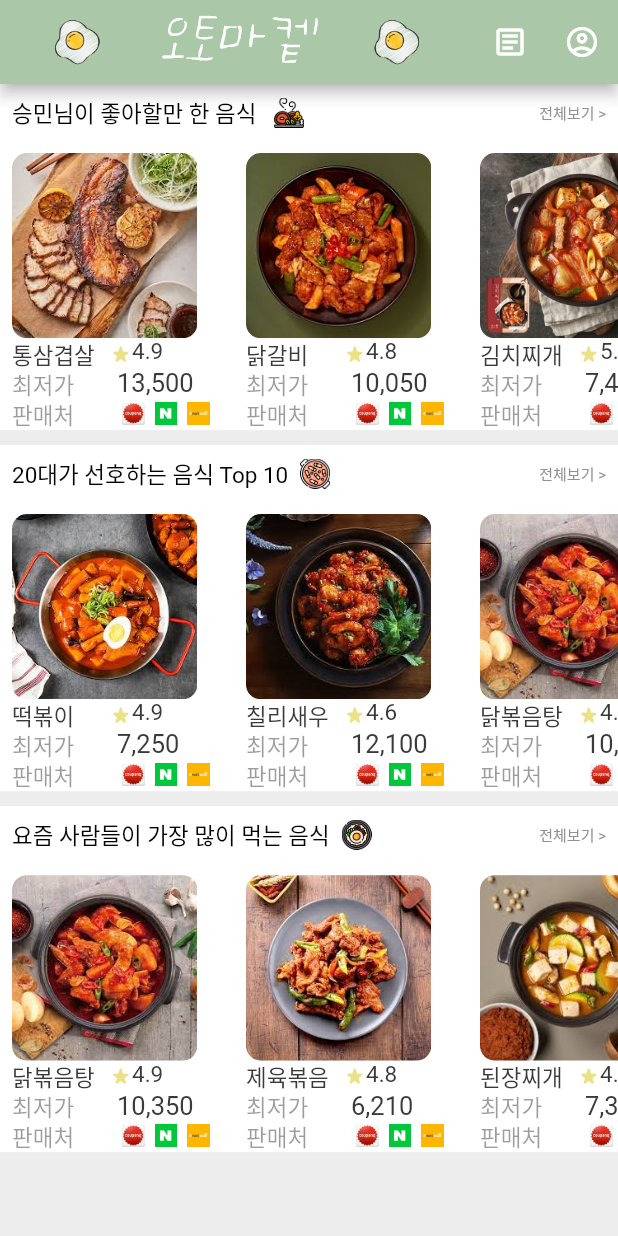
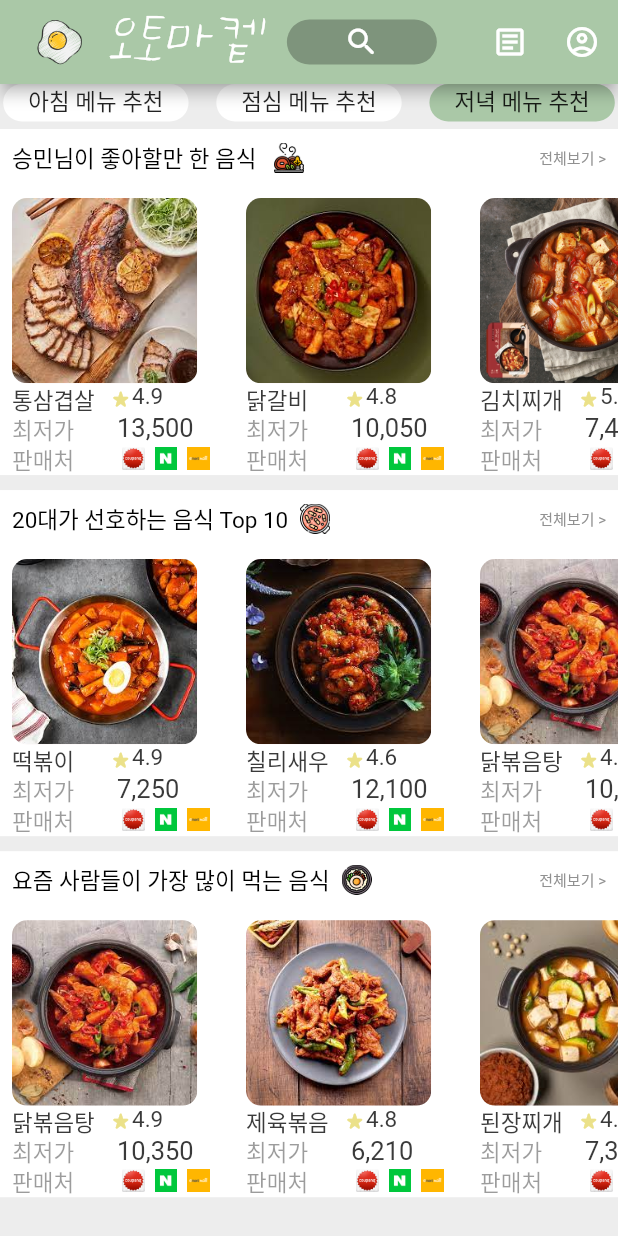
Before and after one commit to SoulTree-Lovers/AutoMarket, a Flutter app: the screen it shows after launch, scrolled down 56 dp, after a tap on the "article" icon, on a phone screen of 412 x 824 dp. Run offline on Flutter 3.47's test engine with Material 2 defaults, Android fonts, the phone set to English and light mode, and no system bars; Roboto replaces fonts that are missing (KCC).

Commit message:
아침, 점심, 저녁 메뉴 추천 버튼 추가

```diff
--- a/lib/screens/home_page.dart
+++ b/lib/screens/home_page.dart
@@ -1,5 +1,9 @@
+import 'dart:math';
+
+import 'package:automarket/screens/my_page.dart';
 import 'package:automarket/widgets/food_card.dart';
 import 'package:flutter/material.dart';
+import 'package:intl/intl.dart';
 
 class HomePage extends StatefulWidget {
   const HomePage({super.key});
@@ -9,8 +13,24 @@ class HomePage extends StatefulWidget {
 }
 
 class _HomePageState extends State<HomePage> {
+  int saveMoney = 100;
+
+  @override
+  void initState() {
+    super.initState();
+    saveMoney = (Random().nextInt(100) + 150) * 100;
+    refreshMoney();
+  }
+
+  Future<void> refreshMoney() async {
+    setState(() {
+      saveMoney = (Random().nextInt(100) + 150) * 100;
+    });
+  }
+
   @override
   Widget build(BuildContext context) {
+    var f = NumberFormat('###,###,###,###'); // 천 단위마다 콤마 넣기
     double screenHeight = MediaQuery.of(context).size.height;
     double screenWidth = MediaQuery.of(context).size.width;
 
@@ -22,12 +42,17 @@ class _HomePageState extends State<HomePage> {
           IconButton(
             icon: const Icon(Icons.article_outlined),
             tooltip: '주문내역',
-            onPressed: () => {},
+            onPressed: () {},
           ),
           IconButton(
             icon: const Icon(Icons.account_circle_outlined),
             tooltip: '내 정보',
-            onPressed: () => {},
+            onPressed: () {
+              Navigator.push(
+                context,
+                MaterialPageRoute(builder: (context) => const MyPage()),
+              );
+            }, // 수정
           ),
         ],
         title: SizedBox(
@@ -45,11 +70,22 @@ class _HomePageState extends State<HomePage> {
                   fontSize: 35,
                 ),
               ),
-              Image.asset(
-                "assets/images/계란후라이.png",
-                width: 30,
+              Container(
+                decoration: BoxDecoration(
+                  borderRadius: BorderRadius.circular(45),
+                  color: Colors.black26,
+                ),
+                width: 100,
                 height: 30,
+                child: const Icon(
+                  Icons.search_rounded,
                 ),
+              ),
+              // Image.asset(
+              //   "assets/images/돋보기.png",
+              //   width: 30,
+              //   height: 30,
+              // ),
             ],
           ),
         ),
@@ -69,7 +105,7 @@ class _HomePageState extends State<HomePage> {
                   height: screenHeight * 0.04,
                   decoration: BoxDecoration(
                     color: const Color.fromARGB(255, 255, 255, 255),
-                    borderRadius: BorderRadius.circular(10),
+                    borderRadius: BorderRadius.circular(45),
                   ),
                   child: Row(
                     mainAxisAlignment: MainAxisAlignment.spaceAround,
@@ -92,9 +128,9 @@ class _HomePageState extends State<HomePage> {
                               height: 20,
                               width: 20,
                             ),
-                            const Text(
-                              "25,360 원",
-                              style: TextStyle(
+                            Text(
+                              "${f.format(saveMoney)}원",
+                              style: const TextStyle(
                                 fontFamily: "KCC",
                                 fontSize: 25.0,
                                 color: Color.fromARGB(255, 58, 58, 58),
@@ -118,13 +154,67 @@ class _HomePageState extends State<HomePage> {
             ];
           },
 
-          body: SingleChildScrollView(
+          body: RefreshIndicator(
+            color: const Color(0xFFAAC8A7),
+            edgeOffset: 0,
+            displacement: 100,
+            onRefresh: refreshMoney,
+            child: SingleChildScrollView(
               child: Column(
                 children: [
-                // const Divider(
-                //   // color: Color(0xFFFCF6F5),
-                //   thickness: 2,
-                // ),
+                  Row(
+                    mainAxisAlignment: MainAxisAlignment.spaceAround,
+                    children: [
+                      Container(
+                        decoration: BoxDecoration(
+                          color: Colors.white,
+                          borderRadius: BorderRadius.circular(45),
+                        ),
+                        width: screenWidth * 0.3,
+                        height: 25,
+                        child: const Text(
+                          "아침 메뉴 추천",
+                          style: TextStyle(fontFamily: "KCC", fontSize: 15),
+                          textAlign: TextAlign.center,
+                        ),
+                      ),
+                      const SizedBox(
+                        width: 10,
+                      ),
+                      Container(
+                        decoration: BoxDecoration(
+                          color: Colors.white,
+                          borderRadius: BorderRadius.circular(45),
+                        ),
+                        width: screenWidth * 0.3,
+                        height: 25,
+                        child: const Text(
+                          "점심 메뉴 추천",
+                          style: TextStyle(fontFamily: "KCC", fontSize: 15),
+                          textAlign: TextAlign.center,
+                        ),
+                      ),
+                      const SizedBox(
+                        width: 10,
+                      ),
+                      Container(
+                        decoration: BoxDecoration(
+                          color: const Color(0xFFAAC8A7),
+                          borderRadius: BorderRadius.circular(45),
+                        ),
+                        width: screenWidth * 0.3,
+                        height: 25,
+                        child: const Text(
+                          "저녁 메뉴 추천",
+                          style: TextStyle(fontFamily: "KCC", fontSize: 15),
+                          textAlign: TextAlign.center,
+                        ),
+                      ),
+                    ],
+                  ),
+                  const SizedBox(
+                    height: 5,
+                  ),
                   Container(
                     height: screenHeight * 0.28,
                     width: screenWidth,
@@ -410,44 +500,45 @@ class _HomePageState extends State<HomePage> {
             ),
           ),
         ),
+      ),
     );
   }
 }
 
-class MyIndicatorShape extends ShapeBorder {
-  @override
-  EdgeInsetsGeometry get dimensions => EdgeInsets.zero;
+// class MyIndicatorShape extends ShapeBorder {
+//   @override
+//   EdgeInsetsGeometry get dimensions => EdgeInsets.zero;
 
-  @override
-  Path getInnerPath(Rect rect, {TextDirection? textDirection}) => Path();
+//   @override
+//   Path getInnerPath(Rect rect, {TextDirection? textDirection}) => Path();
 
-  @override
-  Path getOuterPath(Rect rect, {TextDirection? textDirection}) {
-    final path = Path();
-    const double radius = 20;
-    path.moveTo(rect.left + radius, rect.top);
-    path.lineTo(rect.right - radius, rect.top);
-    path.arcToPoint(
-      Offset(rect.right, rect.top + radius),
-      radius: const Radius.circular(radius),
-    );
-    path.lineTo(rect.right, rect.bottom);
-    path.lineTo(rect.left, rect.bottom);
-    path.lineTo(rect.left, rect.top + radius);
-    path.arcToPoint(
-      Offset(rect.left + radius, rect.top),
-      radius: const Radius.circular(radius),
-      clockwise: false,
-    );
-    path.close();
-    return path;
-  }
+//   @override
+//   Path getOuterPath(Rect rect, {TextDirection? textDirection}) {
+//     final path = Path();
+//     const double radius = 20;
+//     path.moveTo(rect.left + radius, rect.top);
+//     path.lineTo(rect.right - radius, rect.top);
+//     path.arcToPoint(
+//       Offset(rect.right, rect.top + radius),
+//       radius: const Radius.circular(radius),
+//     );
+//     path.lineTo(rect.right, rect.bottom);
+//     path.lineTo(rect.left, rect.bottom);
+//     path.lineTo(rect.left, rect.top + radius);
+//     path.arcToPoint(
+//       Offset(rect.left + radius, rect.top),
+//       radius: const Radius.circular(radius),
+//       clockwise: false,
+//     );
+//     path.close();
+//     return path;
+//   }
 
-  @override
-  void paint(Canvas canvas, Rect rect, {TextDirection? textDirection}) {}
+//   @override
+//   void paint(Canvas canvas, Rect rect, {TextDirection? textDirection}) {}
 
-  @override
-  ShapeBorder scale(double t) {
-    return this;
-  }
-}
+//   @override
+//   ShapeBorder scale(double t) {
+//     return this;
+//   }
+// }
--- a/pubspec.yaml
+++ b/pubspec.yaml
@@ -46,7 +46,8 @@ dev_dependencies:
   # package. See that file for information about deactivating specific lint
   # rules and activating additional ones.
   flutter_lints: ^2.0.0
-  intl: ^0.17.0
+  intl: ^0.17.0 # 천 원 단위로 콤마 구분
+  custom_refresh_indicator: ^2.0.1 # 리프레시 인디케이터
 # For information on the generic Dart part of this file, see the
 # following page: https://dart.dev/tools/pub/pubspec
 
@@ -66,6 +67,7 @@ flutter:
     - assets/images/고기.png
     - assets/images/떡볶이.png
     - assets/images/비빔밥.png
+    - assets/images/돋보기.png
 
     # - assets/images/통삼겹살.png
     # - assets/images/닭갈비.png
```
Also changed, not shown: assets/images/돋보기.png (added), pubspec.lock. Lines whose indentation alone changed are shown as unchanged.
